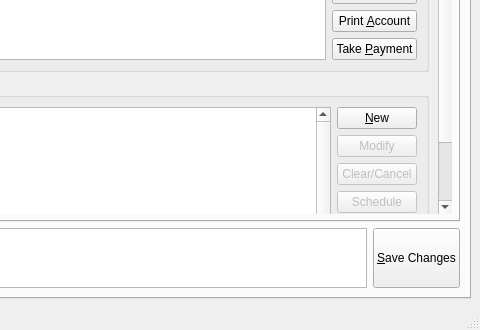
Qt form qt-designer/main.ui (rowinggolfer/openmolar1) before a commit; both pictures show x 385 to 865 and y 226 to 556 of the 865 by 556 pixel window.
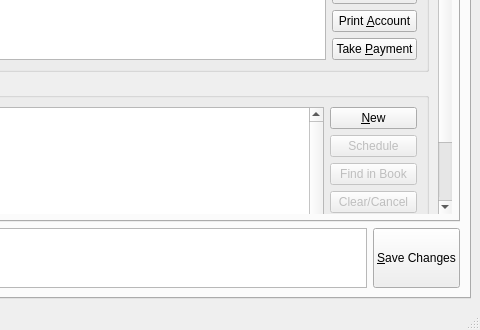
The same form after that commit. The open tabs and pages were chosen to show the change. Icons and pictures are not drawn.

What changed in the file:
```diff
--- a/qt-designer/main.ui
+++ b/qt-designer/main.ui
@@ -1686,7 +1686,7 @@
                   <property name="geometry" >
                    <rect>
                     <x>0</x>
-                    <y>0</y>
+                    <y>-157</y>
                     <width>607</width>
                     <height>493</height>
                    </rect>
@@ -1939,38 +1939,6 @@
                           </property>
                          </widget>
                         </item>
-                        <item>
-                         <widget class="QPushButton" name="modifyAppt_pushButton" >
-                          <property name="enabled" >
-                           <bool>false</bool>
-                          </property>
-                          <property name="maximumSize" >
-                           <size>
-                            <width>16777215</width>
-                            <height>28</height>
-                           </size>
-                          </property>
-                          <property name="text" >
-                           <string>Modify</string>
-                          </property>
-                         </widget>
-                        </item>
-                        <item>
-                         <widget class="QPushButton" name="clearAppt_pushButton" >
-                          <property name="enabled" >
-                           <bool>false</bool>
-                          </property>
-                          <property name="maximumSize" >
-                           <size>
-                            <width>16777215</width>
-                            <height>28</height>
-                           </size>
-                          </property>
-                          <property name="text" >
-                           <string>Clear/Cancel</string>
-                          </property>
-                         </widget>
-                        </item>
                         <item>
                          <widget class="QPushButton" name="makeAppt_pushButton" >
                           <property name="enabled" >
@@ -2003,6 +1971,22 @@
                           </property>
                          </widget>
                         </item>
+                        <item>
+                         <widget class="QPushButton" name="clearAppt_pushButton" >
+                          <property name="enabled" >
+                           <bool>false</bool>
+                          </property>
+                          <property name="maximumSize" >
+                           <size>
+                            <width>16777215</width>
+                            <height>28</height>
+                           </size>
+                          </property>
+                          <property name="text" >
+                           <string>Clear/Cancel</string>
+                          </property>
+                         </widget>
+                        </item>
                         <item>
                          <widget class="QPushButton" name="printAppt_pushButton" >
                           <property name="enabled" >
@@ -2019,6 +2003,22 @@
                           </property>
                          </widget>
                         </item>
+                        <item>
+                         <widget class="QPushButton" name="modifyAppt_pushButton" >
+                          <property name="enabled" >
+                           <bool>false</bool>
+                          </property>
+                          <property name="maximumSize" >
+                           <size>
+                            <width>16777215</width>
+                            <height>28</height>
+                           </size>
+                          </property>
+                          <property name="text" >
+                           <string>Change Memo</string>
+                          </property>
+                         </widget>
+                        </item>
                        </layout>
                       </item>
                      </layout>
```
Left out of the diff: 36 changed lines with no effect on the pictures.
